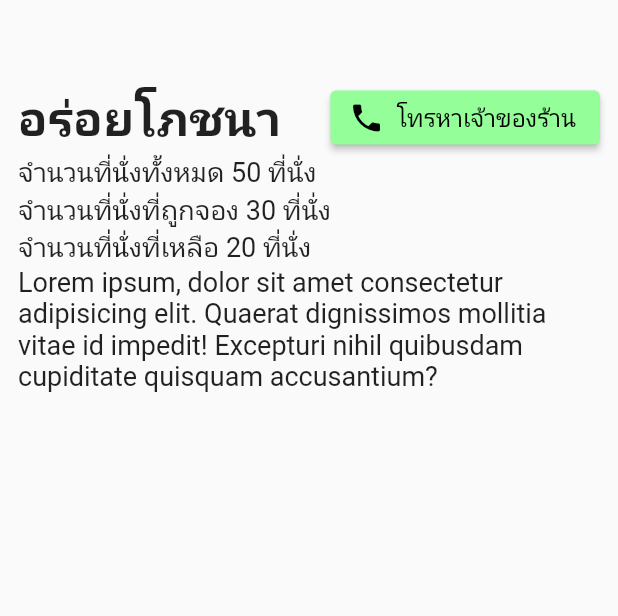
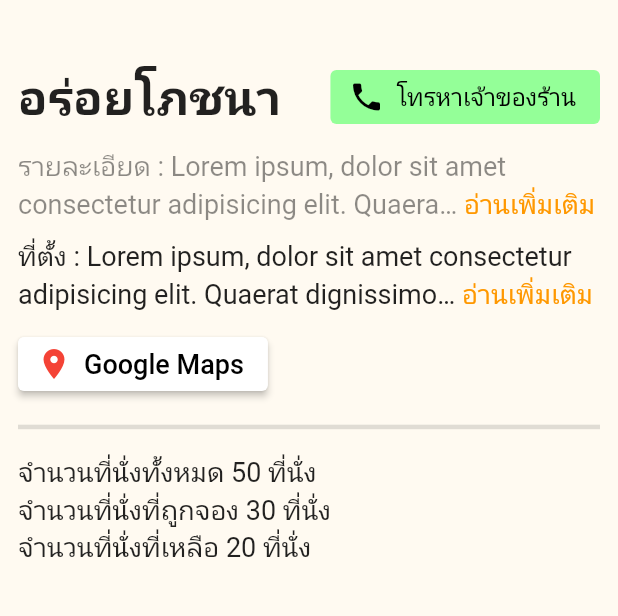
Before and after one commit to khachenchai/blt-app, a Flutter app: the screen it shows after launch, on a phone screen of 412 x 824 dp, the part 456-1072 px from its top. Run offline on Flutter 3.47's test engine with Material 2 defaults, Android fonts, the phone set to English and light mode, and no system bars; drawn by our look-alikes of readmore; our stand-ins replace cloud_firestore, firebase_auth, firebase_core, form_field_validator, google_fonts, image_picker; accounts and stored records are empty; Roboto replaces fonts that are missing (Kanit).

Commit message:
Edit : BookPage

```diff
--- a/lib/view/book.dart
+++ b/lib/view/book.dart
@@ -17,6 +17,7 @@ class _BookPageState extends State<BookPage> {
         title: Text("Booking", style: GoogleFonts.kanit(fontSize: 26)),
         centerTitle: true,
       ),
+      backgroundColor: const Color(0xFFFFFAF1),
       body: SafeArea(
         child: ListView(
           padding: const EdgeInsets.all(12),
@@ -30,7 +31,7 @@ class _BookPageState extends State<BookPage> {
               ),
             ),
             SizedBox(
-              height: MediaQuery.of(context).size.height / 15,
+              height: MediaQuery.of(context).size.height / 20,
             ),
             Row(
               mainAxisAlignment: MainAxisAlignment.spaceBetween,
@@ -41,17 +42,59 @@ class _BookPageState extends State<BookPage> {
                     print("Calling");
                   },
                   style: ButtonStyle(
-                    backgroundColor: MaterialStateProperty.all<Color>(const Color(0xFF94FF98))
+                    backgroundColor: MaterialStateProperty.all<Color>(const Color(0xFF94FF98)),
+                    elevation: MaterialStateProperty.all<double>(0)
                   ),
                   icon: const Icon(Icons.phone),
                   label: const Text("โทรหาเจ้าของร้าน", style: TextStyle(fontSize: 16)),
                 )
               ],
             ),
+            const SizedBox(height: 10),
+
+            const ReadMoreText(
+              "รายละเอียด : Lorem ipsum, dolor sit amet consectetur adipisicing elit. Quaerat dignissimos mollitia vitae id impedit! Excepturi nihil quibusdam cupiditate quisquam accusantium?",
+              style: TextStyle(fontSize: 18, color: Colors.black45),
+              trimLines: 2,
+              trimMode: TrimMode.Line,
+              colorClickableText: Colors.orange,
+              trimExpandedText: 'อ่านน้อยลง',
+              trimCollapsedText: 'อ่านเพิ่มเติม',
+            ),
+            const SizedBox(height: 10),
+            const ReadMoreText(
+              "ที่ตั้ง : Lorem ipsum, dolor sit amet consectetur adipisicing elit. Quaerat dignissimos mollitia vitae id impedit! Excepturi nihil quibusdam cupiditate quisquam accusantium?",
+              style: TextStyle(fontSize: 18),
+              trimLines: 2,
+              trimMode: TrimMode.Line,
+              colorClickableText: Colors.orange,
+              trimExpandedText: 'อ่านน้อยลง',
+              trimCollapsedText: 'อ่านเพิ่มเติม',
+            ),
+            const SizedBox(height: 10),
+            Row(
+              children: [
+                ElevatedButton.icon(
+                  onPressed: () {
+                    print("Go to GG Map");
+                  },
+                  style: ButtonStyle(
+                    backgroundColor: MaterialStateProperty.all<Color>(const Color(0xffffffff))
+                  ),
+                  icon: const Icon(Icons.location_on, color: Colors.red),
+                  label: const Text("Google Maps", style: TextStyle(fontSize: 18)),
+                ),
+              ],
+            ),
+
+            const SizedBox(height: 10),
+            const Divider(
+              thickness: 3,
+            ),
+            const SizedBox(height: 10),
             const Text("จำนวนที่นั่งทั้งหมด 50 ที่นั่ง", style: TextStyle(fontSize: 18)),
             const Text("จำนวนที่นั่งที่ถูกจอง 30 ที่นั่ง", style: TextStyle(fontSize: 18)),
             const Text("จำนวนที่นั่งที่เหลือ 20 ที่นั่ง", style: TextStyle(fontSize: 18)),
-            const ReadMoreText("Lorem ipsum, dolor sit amet consectetur adipisicing elit. Quaerat dignissimos mollitia vitae id impedit! Excepturi nihil quibusdam cupiditate quisquam accusantium?", style: TextStyle(fontSize: 18)),
           ],
         ),
       ),
```
